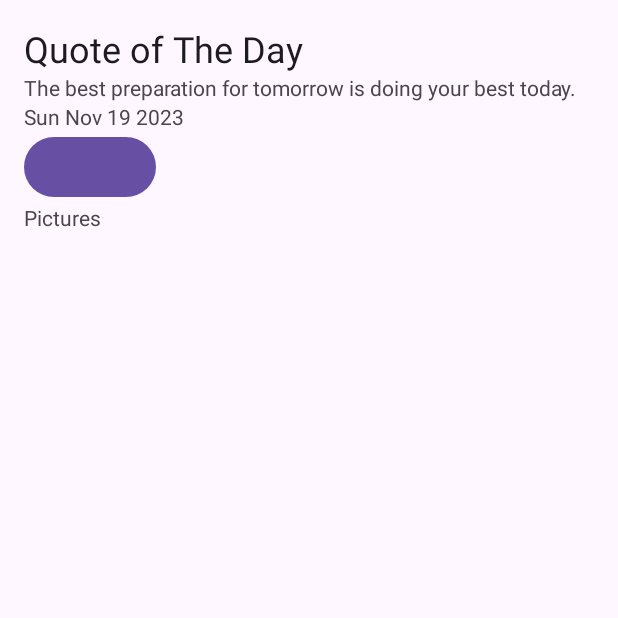
After one commit to scolumbia/QuotePics, an Android app: the fragment QuoteDetailFragment shown on its own in the app's theme, on a phone screen of 412 x 824 dp, the top half of it. The commit adds this screen. Run offline under Robolectric (Android 15) with nearby library versions, the phone set to English and light mode, and no system bars; 1 statement that could not run was skipped.

Commit message:
Started navigation. Code has errors.

```diff
--- a/app/build.gradle.kts
+++ b/app/build.gradle.kts
@@ -54,4 +54,6 @@ dependencies {
     androidTestImplementation("androidx.test.espresso:espresso-core:3.5.1")
     debugImplementation("androidx.fragment:fragment-testing:1.6.1")
     androidTestImplementation("androidx.test.espresso:espresso-contrib:3.5.1")
+    implementation("androidx.navigation:navigation-fragment-ktx:2.4.1")
+    implementation("androidx.navigation:navigation-ui-ktx:2.4.1")
 }
--- /dev/null
+++ b/app/src/main/java/com/bignerdranch/android/quotepics/QuoteDetailFragment.kt
@@ -0,0 +1,58 @@
+package com.bignerdranch.android.quotepics
+
+import android.os.Bundle
+import android.view.LayoutInflater
+import android.view.View
+import android.view.ViewGroup
+import androidx.core.widget.doOnTextChanged
+import androidx.fragment.app.Fragment
+import android.view.Menu
+import android.view.MenuInflater
+import android.view.MenuItem
+
+import androidx.fragment.app.setFragmentResult
+import androidx.fragment.app.setFragmentResultListener
+import androidx.fragment.app.viewModels
+import androidx.lifecycle.Lifecycle
+import androidx.lifecycle.lifecycleScope
+import androidx.lifecycle.repeatOnLifecycle
+import androidx.navigation.fragment.navArgs
+import androidx.navigation.fragment.findNavController
+import kotlinx.coroutines.launch
+import android.text.format.DateFormat
+import com.bignerdranch.android.quotepics.databinding.FragmentQuoteDetailBinding
+import java.util.Date
+
+class QuoteDetailFragment : Fragment() {
+    private var _binding: FragmentQuoteDetailBinding? = null
+
+    private val binding
+        get() = checkNotNull(_binding) { "FragmentQuoteDetailBinding was null" }
+
+    private val quoteDetailViewModel: QuoteDetailViewModel by viewModels()
+
+    private val args: QuoteDetailFragmentArgs by navArgs()
+
+    override fun onCreate(savedInstanceState: Bundle?) {
+        super.onCreate(savedInstanceState)
+
+    }
+
+    override fun onCreateView(
+        inflater: LayoutInflater,
+        container: ViewGroup?,
+        savedInstanceState: Bundle?
+    ): View? {
+        _binding = FragmentQuoteDetailBinding.inflate(inflater, container, false)
+
+        binding.quoteDetailViewModel = quoteDetailViewModel
+
+        binding.lifecycleOwner = viewLifecycleOwner
+
+        return binding.root
+    }
+
+    override fun onViewCreated(view: View, savedInstanceState: Bundle?) {
+        super.onViewCreated(view, savedInstanceState)
+    }
+}
--- a/app/src/main/res/layout/activity_quotes.xml
+++ b/app/src/main/res/layout/activity_quotes.xml
@@ -2,8 +2,11 @@
 <androidx.fragment.app.FragmentContainerView
     xmlns:android="http://schemas.android.com/apk/res/android"
     xmlns:tools="http://schemas.android.com/tools"
+    xmlns:app="http://schemas.android.com/apk/res-auto"
     android:id="@+id/fragment_container"
-    android:name="com.bignerdranch.android.quotepics.QuotesListFragment"
+    android:name="androidx.nagivation.fragment.NavHostFragment"
     android:layout_width="match_parent"
     android:layout_height="match_parent"
+    app:defaultNavHost="true"
+    app:navGraph="@navigation/nav_graph"
     tools:context=".QuotesActivity"/>
--- /dev/null
+++ b/app/src/main/res/layout/fragment_quote_detail.xml
@@ -0,0 +1,38 @@
+<?xml version="1.0" encoding="utf-8"?>
+<LinearLayout xmlns:android="http://schemas.android.com/apk/res/android"
+    xmlns:tools="http://schemas.android.com/tools"
+    android:orientation="vertical"
+    android:layout_width="match_parent"
+    android:layout_height="match_parent"
+    android:layout_margin="16dp">
+
+    <TextView
+        android:layout_width="match_parent"
+        android:layout_height="wrap_content"
+        android:textAppearance="?attr/textAppearanceHeadline5"
+        android:text="@string/quote_title_label" />
+
+    <TextView
+        android:layout_width="match_parent"
+        android:layout_height="wrap_content"
+        android:id="@+id/daily_quote"
+        android:text="@string/given_quote" />
+
+    <TextView
+        android:layout_width="match_parent"
+        android:layout_height="wrap_content"
+        android:id="@+id/quote_date"
+        android:text="@string/date" />
+
+    <Button
+        android:id="@+id/take_picture"
+        android:layout_width="wrap_content"
+        android:layout_height="wrap_content"
+        tools:text="@string/take_picture_label" />
+
+    <TextView
+        android:layout_width="match_parent"
+        android:layout_height="wrap_content"
+        android:text="@string/pictures_label" />
+
+</LinearLayout>
--- a/app/src/main/res/values/strings.xml
+++ b/app/src/main/res/values/strings.xml
@@ -1,3 +1,8 @@
 <resources>
     <string name="app_name">QuotePics</string>
+    <string name="quote_title_label">Quote of The Day</string>
+    <string name="given_quote">"The best preparation for tomorrow is doing your best today."</string>
+    <string name="date">Sun Nov 19 2023</string>
+    <string name="pictures_label">Pictures</string>
+    <string name="take_picture_label">Take Picture</string>
 </resources>
```
Also changed, not shown: app/src/main/java/com/bignerdranch/android/quotepics/QuoteDetailViewModel.kt (added, +7 -0 lines), app/src/main/java/com/bignerdranch/android/quotepics/QuotesListFragment.kt (+11 -0 lines), app/src/main/res/navigation/nav_graph.xml (added, +21 -0 lines).
